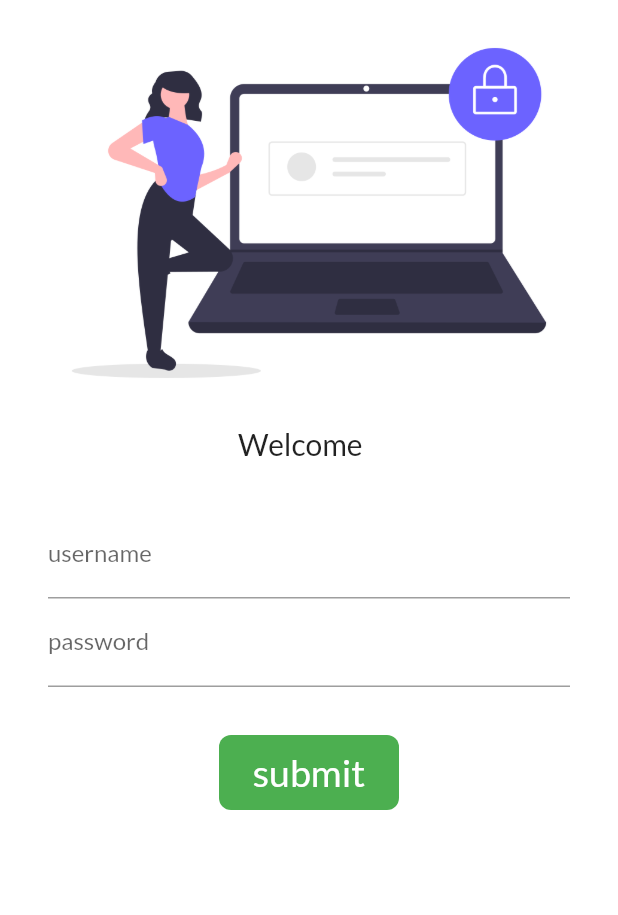
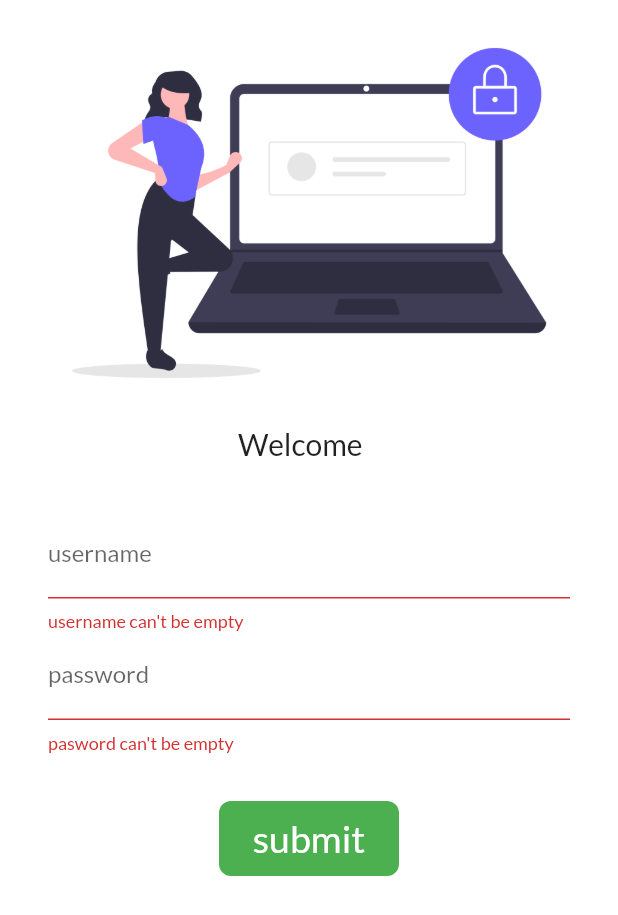
Before and after one commit to github1075/flutter8hr_codepur, a Flutter app: the screen it shows after launch, after a tap on "submit", on a phone screen of 412 x 824 dp. Shown: the top 915 px of the screen. Run offline on Flutter 3.47's test engine with Material 2 defaults, Android fonts, the phone set to English and light mode, and no system bars; our stand-ins replace google_fonts.

Commit message:
lear to add dart file lear routes,theme textformfeild,google font,add image,plugin from pub dev,elevatedbutton,column singlechildscrollview,navigator to navigate from one page to another,use static name for routes in util folder animatedcontainer,inkwell,animation, for repul effet we wrap Inkwell with material and remove decoration from Inkweel and put it into Material, We use _formkey and check validity,use validator

```diff
--- a/lib/pages/login.dart
+++ b/lib/pages/login.dart
@@ -11,11 +11,28 @@
 class _LoginPageState extends State<LoginPage> {
   String name=" ";
   bool clickSubmit=false;
+  final _formkey=GlobalKey<FormState>();
+  moveToHome(BuildContext context)async{
+    if(_formkey.currentState!.validate()){
+      setState(() {
+        clickSubmit=true;
+
+      });
+      await Future.delayed(Duration(seconds:2));
+      Navigator.pushNamed(context,MyRoutes.homeRoute);
+      setState(() {
+        clickSubmit=false;
+      });
+    }
+
+  }
   @override
   Widget build(BuildContext context) {
     return Material(
       color: Colors.white,
       child: SingleChildScrollView(
+        child: Form(
+          key:_formkey ,
           child: Column(
             children: [
               Image.asset("assets/images/login2.png", fit: BoxFit.cover,),
@@ -42,6 +59,12 @@
 
                         });
                       },
+                      validator: (value){
+                        if(value!.isEmpty){
+                          return "username can't be empty";
+                        }
+                        return null;
+                      },
                     ),
                     TextFormField(
                       obscureText: true,
@@ -50,6 +73,15 @@
                         hintText: "enter your password",
 
                       ),
+                      validator: (value){
+                        if(value!.isEmpty){
+                          return "pasword can't be empty";
+                        }
+                        else if(value.length<6){
+                          return "password length should be atleast 6";
+                        }
+                        return null;
+                      },
                     ),
                     SizedBox(height:32,),
                     // ElevatedButton(
@@ -63,15 +95,12 @@
                     //
                     //     )
                     // )
-                  InkWell(
-                    onTap: ()async{
-                      clickSubmit=true;
-                      await Future.delayed(Duration(seconds:2));
-                      Navigator.pushNamed(context,MyRoutes.homeRoute);
-                      setState(() {
-
-                      });
-                    },
+                    Material(
+                      color:Colors.green,
+                      borderRadius: BorderRadius.circular(8),
+                      child: InkWell(
+                        splashColor: Colors.orange,
+                        onTap: ()=>moveToHome(context),
 
                         child: AnimatedContainer(
                           duration:Duration(seconds:1),
@@ -87,10 +116,11 @@
                               color:Colors.white
                             ),
                           ),
-                      decoration: BoxDecoration(
-                        color: Colors.green,
-                        borderRadius: BorderRadius.circular(8),
-
+                          // decoration: BoxDecoration(
+                          //   color: Colors.green,
+                          //   borderRadius: BorderRadius.circular(8),
+                          //
+                          // ),
                         ),
                       ),
                     )
@@ -101,6 +131,7 @@
 
           ),
         ),
+      ),
 
     );
   }
```
Lines whose indentation alone changed are shown as unchanged.
